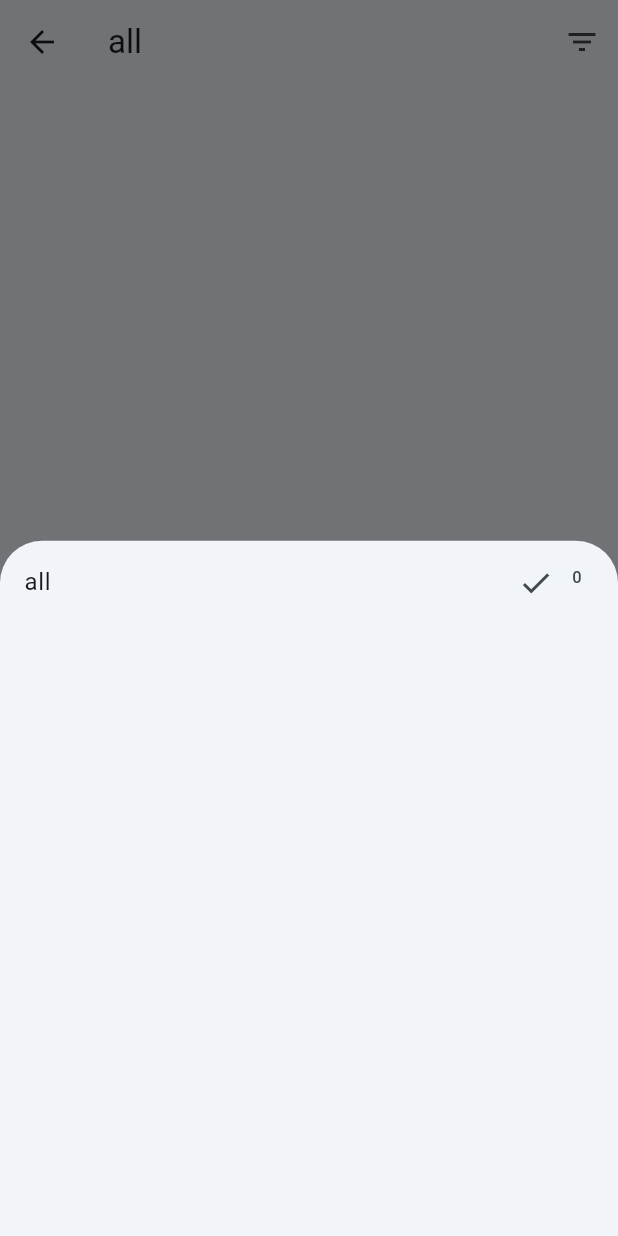
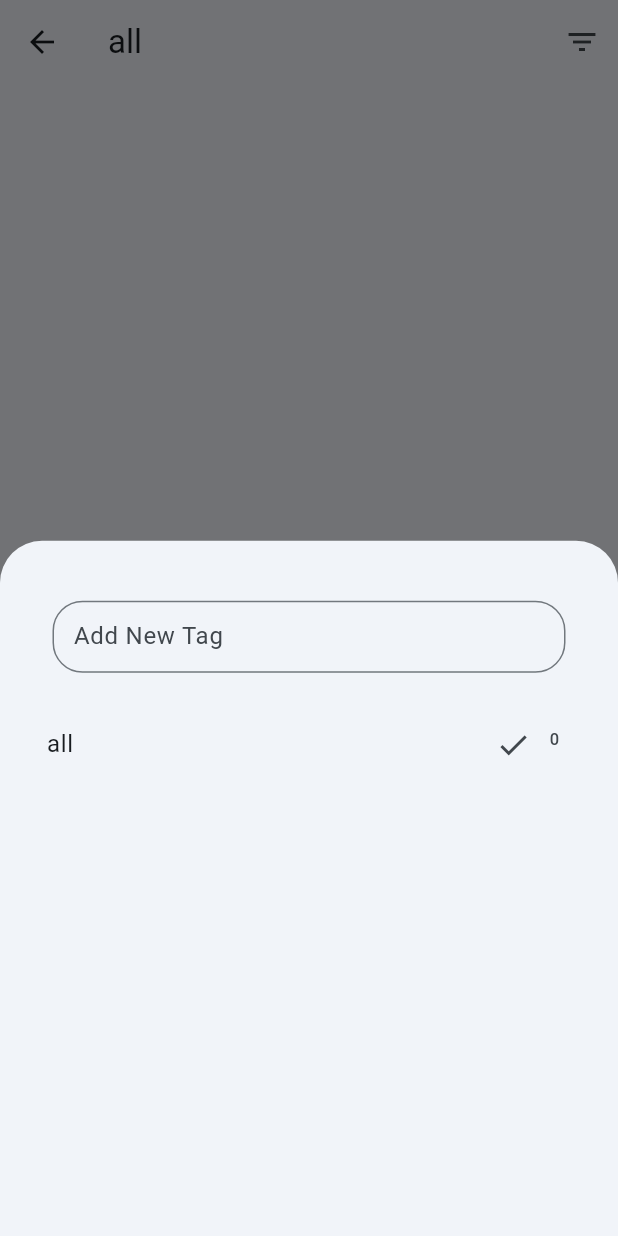
Before and after one commit to amplify-tech/diary, a Flutter app: the ContactPageScreen screen opened directly, after a tap on the "filter list" icon, on a phone screen of 412 x 824 dp. Run offline on Flutter 3.47's test engine with Material 3 defaults, Android fonts, the phone set to English and light mode, and no system bars; our stand-ins replace contacts_service, isar, permission_handler; missing offline and left inert: back_button_interceptor, call_log, flutter_phone_direct_caller; accounts and stored records are empty; generated files the repository leaves out were written again.

Commit message:
new tag input added

```diff
--- a/diary/lib/data/providers/tag_provider.dart
+++ b/diary/lib/data/providers/tag_provider.dart
@@ -20,4 +20,11 @@ class TagProvider with ChangeNotifier {
       notifyListeners();
     });
   }
+
+  void addTag(String tag) {
+    if (!_tagCountMap.keys.contains(tag)) {
+      _tagCountMap[tag] = 0;
+      notifyListeners();
+    }
+  }
 }
--- a/diary/lib/screens/contact_page.dart
+++ b/diary/lib/screens/contact_page.dart
@@ -144,17 +144,45 @@ class _ContactPageScreenState extends State<ContactPageScreen> {
   }
 
   Future<String?> _tagPopup() async {
-    final tag = await showModalBottomSheet<String>(
+    final tag = await showModalBottomSheet(
         context: context,
         builder: (context) {
-        return TagFilterBottomSheet(
+          final controller = TextEditingController();
+          return Container(
+            height: 600,
+            padding:
+                const EdgeInsets.only(top: 20, left: 15, right: 15, bottom: 20),
+            child: Column(
+              children: [
+                Padding(
+                    padding: const EdgeInsets.all(20),
+                    child: TextField(
+                      controller: controller,
+                      decoration: InputDecoration(
+                        labelText: 'Add New Tag',
+                        border: OutlineInputBorder(
+                          borderRadius: BorderRadius.circular(20.0),
+                        ),
+                        contentPadding: const EdgeInsets.symmetric(
+                            horizontal: 10, vertical: 5),
+                      ),
+                      onSubmitted: (value) {
+                        context.read<TagProvider>().addTag(value);
+                        controller.clear(); // Reset the input value
+                      },
+                    )),
+                Expanded(
+                    child: TagFilterBottomSheet(
                   selectedTag: selectedTag,
                   onTagSelected: (tag) {
                     Navigator.pop(context, tag);
                   },
+                )),
+              ],
+            ),
           );
-      },
-    );
+        });
+
     print(tag);
     return tag;
   }
```
Lines whose indentation alone changed are shown as unchanged.
